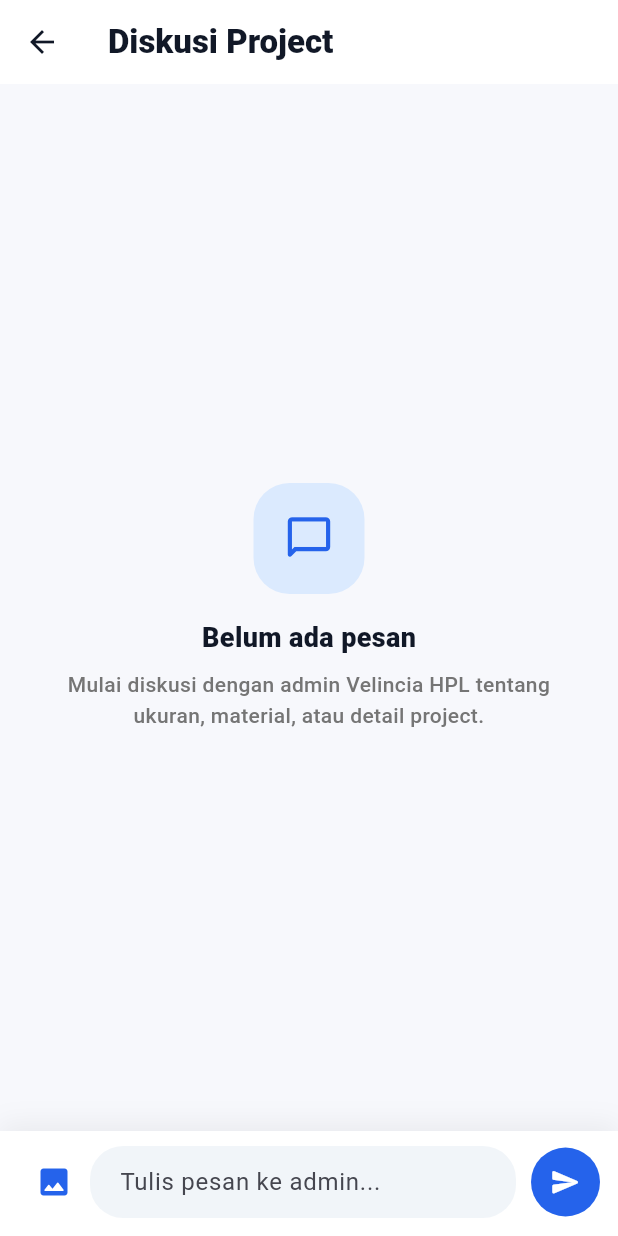
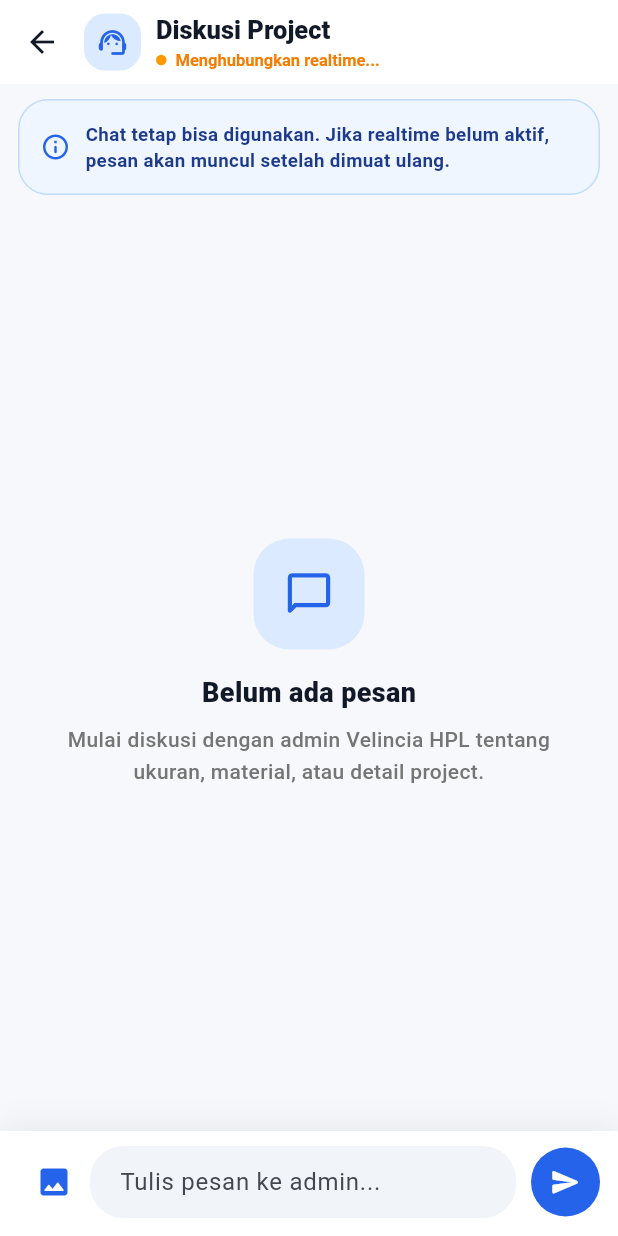
Before and after one commit to NichWes/velincia_mobile, a Flutter app: the ProjectDiscussionScreen screen opened directly with empty values, on a phone screen of 412 x 824 dp. Run offline on Flutter 3.47's test engine with Material 3 defaults, Android fonts, the phone set to English and light mode, and no system bars; our stand-ins replace dio, file_picker, flutter_secure_storage, open_filex; missing offline and left inert: flutter_pdfview, pusher_channels_flutter; accounts and stored records are empty; network calls fail.

Commit message:
meningkatkan agar discussion pada app dapat realtime, dan meraphikan ui discussion

```diff
--- a/lib/features/project/screens/project_discussion_screen.dart
+++ b/lib/features/project/screens/project_discussion_screen.dart
@@ -1,8 +1,6 @@
 import 'package:flutter/material.dart';
 import 'package:provider/provider.dart';
-import 'dart:async';
 import '../providers/project_discussion_provider.dart';
-import 'dart:io';
 import 'package:file_picker/file_picker.dart';
 import 'discussion_image_preview_screen.dart';
 
@@ -24,38 +22,27 @@ class ProjectDiscussionScreen extends StatefulWidget {
 class _ProjectDiscussionScreenState extends State<ProjectDiscussionScreen> {
   final TextEditingController _controller = TextEditingController();
   final ScrollController _scrollController = ScrollController();
-  Timer? _refreshTimer;
+
+  int _lastMessageCount = 0;
 
   @override
   void initState() {
     super.initState();
 
     Future.microtask(() async {
-      await context
-          .read<ProjectDiscussionProvider>()
-          .fetchDiscussion(widget.projectId);
-
-      _scrollToBottom();
-    });
-
-    _refreshTimer = Timer.periodic(const Duration(seconds: 15), (_) async {
-      if (!mounted) return;
-
       final provider = context.read<ProjectDiscussionProvider>();
-      final oldCount = provider.messages.length;
 
       await provider.fetchDiscussion(widget.projectId);
+      await provider.startRealtime(widget.projectId);
 
-      final newCount = provider.messages.length;
-      if (newCount > oldCount) {
+      _lastMessageCount = provider.messages.length;
       _scrollToBottom();
-      }
     });
   }
 
   @override
   void dispose() {
-    _refreshTimer?.cancel();
+    context.read<ProjectDiscussionProvider>().stopRealtime();
     _controller.dispose();
     _scrollController.dispose();
     super.dispose();
@@ -63,13 +50,17 @@ class _ProjectDiscussionScreenState extends State<ProjectDiscussionScreen> {
 
   void _scrollToBottom() {
     WidgetsBinding.instance.addPostFrameCallback((_) {
+      Future.delayed(const Duration(milliseconds: 120), () {
+        if (!mounted) return;
+
         if (_scrollController.hasClients) {
           _scrollController.animateTo(
             _scrollController.position.maxScrollExtent,
-          duration: const Duration(milliseconds: 250),
+            duration: const Duration(milliseconds: 280),
             curve: Curves.easeOut,
           );
         }
+      });
     });
   }
 
@@ -141,22 +132,82 @@ class _ProjectDiscussionScreenState extends State<ProjectDiscussionScreen> {
   Widget build(BuildContext context) {
     final provider = context.watch<ProjectDiscussionProvider>();
 
-    debugPrint('TOTAL MESSAGES: ${provider.messages.length}');
-    debugPrint('CURRENT USER ID: ${widget.currentUserId}');
+    if (provider.messages.length != _lastMessageCount) {
+      _lastMessageCount = provider.messages.length;
+      _scrollToBottom();
+    }
 
     return Scaffold(
       backgroundColor: const Color(0xFFF7F8FC),
       appBar: AppBar(
-        title: const Text(
-          'Diskusi Project',
-          style: TextStyle(fontWeight: FontWeight.w800),
-        ),
+        titleSpacing: 0,
         backgroundColor: Colors.white,
         foregroundColor: const Color(0xFF111827),
         elevation: 0,
+        title: Row(
+          children: [
+            Container(
+              width: 38,
+              height: 38,
+              decoration: BoxDecoration(
+                color: const Color(0xFFDBEAFE),
+                borderRadius: BorderRadius.circular(14),
+              ),
+              child: const Icon(
+                Icons.support_agent_rounded,
+                color: Color(0xFF2563EB),
+                size: 22,
+              ),
+            ),
+            const SizedBox(width: 10),
+            Expanded(
+              child: Column(
+                crossAxisAlignment: CrossAxisAlignment.start,
+                children: [
+                  const Text(
+                    'Diskusi Project',
+                    style: TextStyle(
+                      fontWeight: FontWeight.w800,
+                      fontSize: 17,
+                    ),
+                  ),
+                  const SizedBox(height: 2),
+                  Row(
+                    children: [
+                      Container(
+                        width: 7,
+                        height: 7,
+                        decoration: BoxDecoration(
+                          color: provider.isRealtimeConnected
+                              ? const Color(0xFF22C55E)
+                              : Colors.orange,
+                          shape: BoxShape.circle,
+                        ),
+                      ),
+                      const SizedBox(width: 6),
+                      Text(
+                        provider.isRealtimeConnected
+                            ? 'Realtime aktif'
+                            : 'Menghubungkan realtime...',
+                        style: TextStyle(
+                          fontSize: 11,
+                          color: provider.isRealtimeConnected
+                              ? const Color(0xFF16A34A)
+                              : Colors.orange.shade700,
+                          fontWeight: FontWeight.w700,
+                        ),
+                      ),
+                    ],
+                  ),
+                ],
+              ),
+            ),
+          ],
+        ),
       ),
       body: Column(
         children: [
+          _infoBanner(provider),
           Expanded(
             child: provider.isLoading
                 ? const Center(child: CircularProgressIndicator())
@@ -175,6 +226,42 @@ class _ProjectDiscussionScreenState extends State<ProjectDiscussionScreen> {
                       ),
           ),
           _inputBar(),
+        ],
+      ),
+    );
+  }
+
+  Widget _infoBanner(ProjectDiscussionProvider provider) {
+    return Container(
+      width: double.infinity,
+      margin: const EdgeInsets.fromLTRB(12, 10, 12, 0),
+      padding: const EdgeInsets.all(14),
+      decoration: BoxDecoration(
+        color: const Color(0xFFEFF6FF),
+        borderRadius: BorderRadius.circular(20),
+        border: Border.all(color: const Color(0xFFBFDBFE)),
+      ),
+      child: Row(
+        children: [
+          const Icon(
+            Icons.info_outline_rounded,
+            color: Color(0xFF2563EB),
+            size: 20,
+          ),
+          const SizedBox(width: 10),
+          Expanded(
+            child: Text(
+              provider.isRealtimeConnected
+                  ? 'Chat terhubung langsung dengan admin. Balasan akan muncul otomatis.'
+                  : 'Chat tetap bisa digunakan. Jika realtime belum aktif, pesan akan muncul setelah dimuat ulang.',
+              style: const TextStyle(
+                color: Color(0xFF1E3A8A),
+                fontWeight: FontWeight.w600,
+                height: 1.35,
+                fontSize: 12.5,
+              ),
+            ),
+          ),
         ],
       ),
     );
@@ -244,7 +331,9 @@ class _ProjectDiscussionScreenState extends State<ProjectDiscussionScreen> {
               Padding(
                 padding: const EdgeInsets.only(left: 8, bottom: 4),
                 child: Text(
-                  msg.senderName,
+                  msg.senderRole == 'admin'
+                      ? 'Admin Velincia HPL'
+                      : msg.senderName,
                   style: TextStyle(
                     fontSize: 11,
                     color: Colors.grey.shade700,
--- a/pubspec.yaml
+++ b/pubspec.yaml
@@ -42,6 +42,7 @@ dependencies:
   path_provider: ^2.1.5
   flutter_pdfview: 1.3.2
   file_picker: ^6.1.1
+  pusher_channels_flutter: ^2.6.0
 
 dev_dependencies:
   flutter_test:
```
Also changed, not shown: lib/core/constants/app_constants.dart (+4 -3 lines), lib/features/project/data/project_discussion_realtime_service.dart (added, +111 -0 lines), lib/features/project/providers/project_discussion_provider.dart (+90 -11 lines), pubspec.lock. Lines whose indentation alone changed are shown as unchanged.
